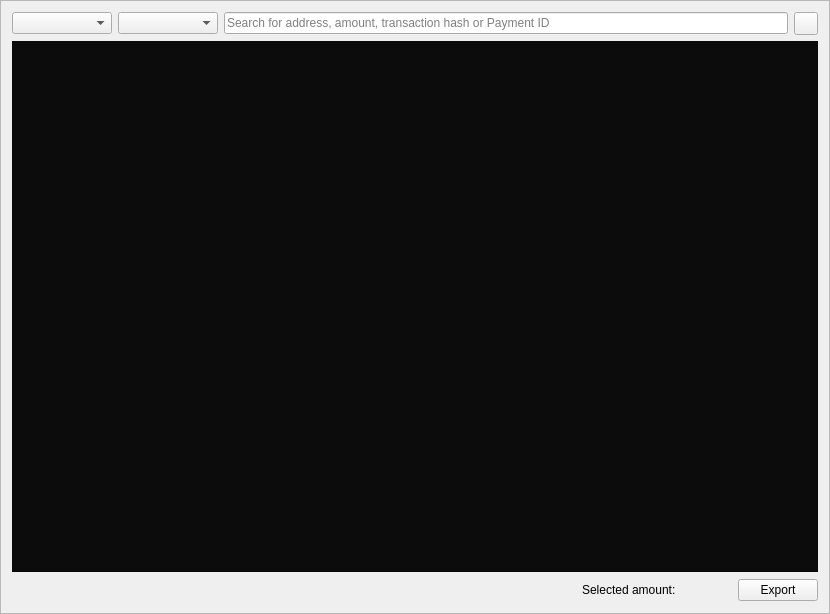
Qt form src/gui/ui/transactionsframe.ui (aejontargaryen/FanGoldWallet) before a commit.
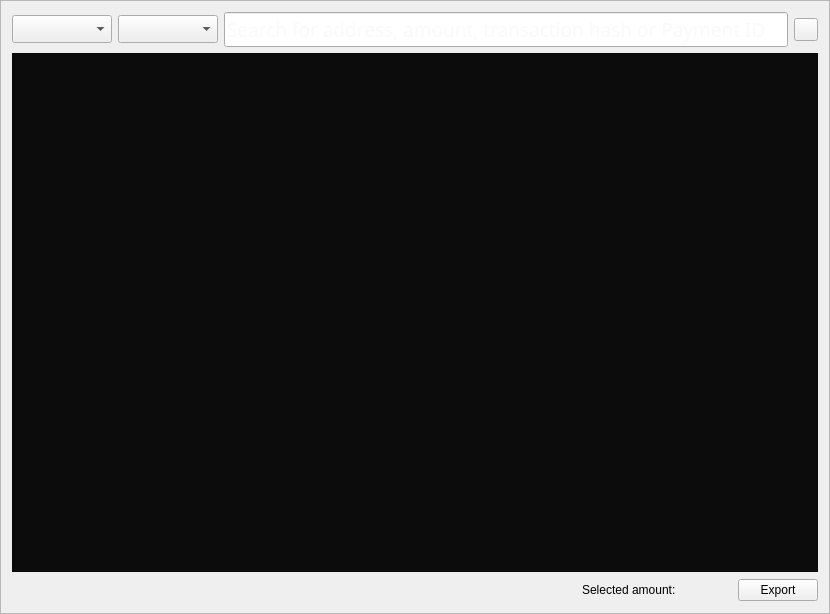
The same form after that commit. Icons and pictures are not drawn.

```diff
--- a/src/gui/ui/transactionsframe.ui
+++ b/src/gui/ui/transactionsframe.ui
@@ -30,6 +30,11 @@
          <height>0</height>
         </size>
        </property>
+       <property name="font">
+        <font>
+         <pointsize>13</pointsize>
+        </font>
+       </property>
        <property name="styleSheet">
         <string notr="true"/>
        </property>
@@ -46,6 +51,11 @@
          <height>0</height>
         </size>
        </property>
+       <property name="font">
+        <font>
+         <pointsize>13</pointsize>
+        </font>
+       </property>
        <property name="styleSheet">
         <string notr="true"/>
        </property>
@@ -53,8 +63,18 @@
      </item>
      <item>
       <widget class="QLineEdit" name="m_searchFor">
+       <property name="font">
+        <font>
+         <family>Capsuula</family>
+         <pointsize>14</pointsize>
+         <weight>50</weight>
+         <italic>false</italic>
+         <bold>false</bold>
+        </font>
+       </property>
        <property name="styleSheet">
-        <string notr="true"/>
+        <string notr="true">font: 14pt Capsuula;
+color: #F3F3F3;</string>
        </property>
        <property name="placeholderText">
         <string>Search for address, amount, transaction hash or Payment ID</string>
@@ -233,21 +253,30 @@
           </color>
          </brush>
         </colorrole>
+        <colorrole role="Highlight">
+         <brush brushstyle="SolidPattern">
+          <color alpha="255">
+           <red>237</red>
+           <green>212</green>
+           <blue>0</blue>
+          </color>
+         </brush>
+        </colorrole>
         <colorrole role="HighlightedText">
          <brush brushstyle="SolidPattern">
           <color alpha="255">
-           <red>223</red>
-           <green>223</green>
-           <blue>223</blue>
+           <red>46</red>
+           <green>52</green>
+           <blue>54</blue>
           </color>
          </brush>
         </colorrole>
         <colorrole role="AlternateBase">
          <brush brushstyle="SolidPattern">
           <color alpha="255">
-           <red>134</red>
-           <green>134</green>
-           <blue>134</blue>
+           <red>186</red>
+           <green>189</green>
+           <blue>182</blue>
           </color>
          </brush>
         </colorrole>
@@ -289,21 +318,30 @@
           </color>
          </brush>
         </colorrole>
+        <colorrole role="Highlight">
+         <brush brushstyle="SolidPattern">
+          <color alpha="255">
+           <red>237</red>
+           <green>212</green>
+           <blue>0</blue>
+          </color>
+         </brush>
+        </colorrole>
         <colorrole role="HighlightedText">
          <brush brushstyle="SolidPattern">
           <color alpha="255">
-           <red>223</red>
-           <green>223</green>
-           <blue>223</blue>
+           <red>46</red>
+           <green>52</green>
+           <blue>54</blue>
           </color>
          </brush>
         </colorrole>
         <colorrole role="AlternateBase">
          <brush brushstyle="SolidPattern">
           <color alpha="255">
-           <red>134</red>
-           <green>134</green>
-           <blue>134</blue>
+           <red>186</red>
+           <green>189</green>
+           <blue>182</blue>
           </color>
          </brush>
         </colorrole>
@@ -345,21 +383,30 @@
           </color>
          </brush>
         </colorrole>
+        <colorrole role="Highlight">
+         <brush brushstyle="SolidPattern">
+          <color alpha="255">
+           <red>237</red>
+           <green>212</green>
+           <blue>0</blue>
+          </color>
+         </brush>
+        </colorrole>
         <colorrole role="HighlightedText">
          <brush brushstyle="SolidPattern">
           <color alpha="255">
-           <red>223</red>
-           <green>223</green>
-           <blue>223</blue>
+           <red>46</red>
+           <green>52</green>
+           <blue>54</blue>
           </color>
          </brush>
         </colorrole>
         <colorrole role="AlternateBase">
          <brush brushstyle="SolidPattern">
           <color alpha="255">
-           <red>134</red>
-           <green>134</green>
-           <blue>134</blue>
+           <red>186</red>
+           <green>189</green>
+           <blue>182</blue>
           </color>
          </brush>
         </colorrole>
@@ -367,7 +414,10 @@
       </palette>
      </property>
      <property name="styleSheet">
-      <string notr="true">background-color: rgb(12, 12, 12);</string>
+      <string notr="true">background-color: rgb(12, 12, 12);
+alternate-background-color: rgb(186, 189, 182);
+selection-color: rgb(46, 52, 54);
+selection-background-color: rgb(237, 212, 0);</string>
      </property>
      <property name="editTriggers">
       <set>QAbstractItemView::AnyKeyPressed|QAbstractItemView::CurrentChanged|QAbstractItemView::EditKeyPressed|QAbstractItemView::SelectedClicked</set>
```
